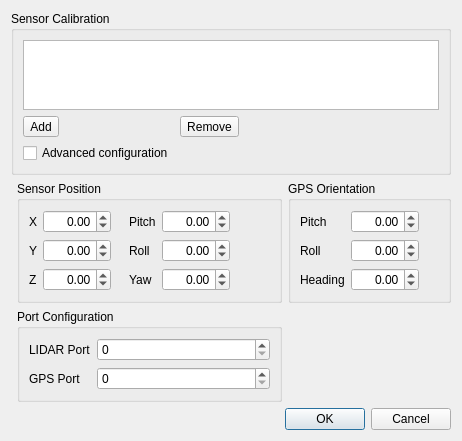
Before: the Qt Designer form VelodyneHDL/vvCalibrationDialog.ui in Kitware/VeloView, drawn with Qt 5.
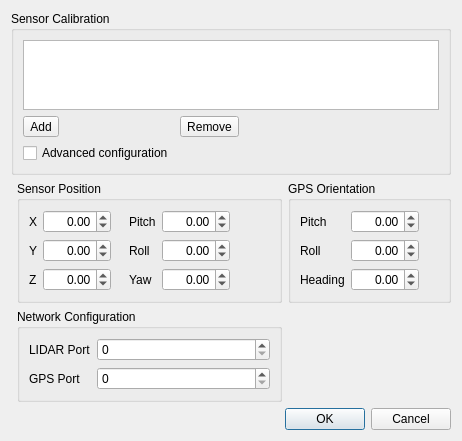
After: the same form once the commit is applied. Icons and pictures are not drawn.

Commit message: Removed : SensorPort variable Removed : empty constructor of vtkInternal class Changed : PortGroup -> NetworkGroup Changed : Port Configuration -> Network Configuration

```diff
--- a/VelodyneHDL/vvCalibrationDialog.ui
+++ b/VelodyneHDL/vvCalibrationDialog.ui
@@ -350,7 +350,7 @@
    <item row="3" column="1">
     <widget class="QGroupBox" name="PortGroup">
      <property name="title">
-      <string>Port Configuration</string>
+      <string>Network Configuration</string>
      </property>
      <layout class="QFormLayout" name="PortLayout">
       <item row="0" column="0">
```
Left out of the diff: 2 changed lines with no effect on the pictures. The commit also changes 3 other files.
